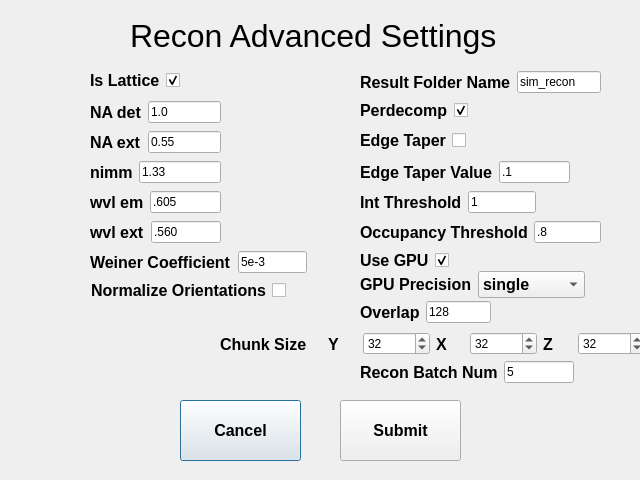
Old version of the form simreconreconadvanced.ui in the repository abcucberkeley/PetaKit5D-GUI.
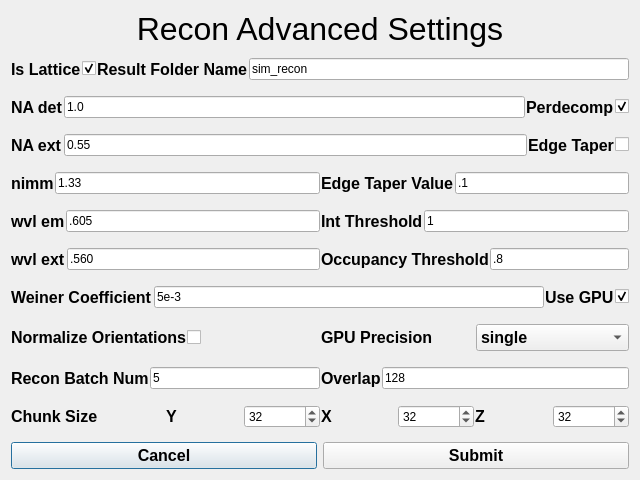
New version of the form.

Commit message: Sim Recon Recon Advanced Settings is now dynamic

Patch:
```diff
--- a/simreconreconadvanced.ui
+++ b/simreconreconadvanced.ui
@@ -13,55 +13,11 @@
   <property name="windowTitle">
    <string>Dialog</string>
   </property>
-  <widget class="QPushButton" name="cancelButton">
-   <property name="geometry">
-    <rect>
-     <x>180</x>
-     <y>400</y>
-     <width>121</width>
-     <height>61</height>
-    </rect>
-   </property>
-   <property name="font">
-    <font>
-     <pointsize>12</pointsize>
-     <weight>75</weight>
-     <bold>true</bold>
-    </font>
-   </property>
-   <property name="text">
-    <string>Cancel</string>
-   </property>
-  </widget>
-  <widget class="QPushButton" name="submitButton">
-   <property name="geometry">
-    <rect>
-     <x>340</x>
-     <y>400</y>
-     <width>121</width>
-     <height>61</height>
-    </rect>
-   </property>
-   <property name="font">
-    <font>
-     <pointsize>12</pointsize>
-     <weight>75</weight>
-     <bold>true</bold>
-    </font>
-   </property>
-   <property name="text">
-    <string>Submit</string>
-   </property>
-  </widget>
+  <layout class="QGridLayout" name="gridLayout" rowstretch="0,10,0">
+   <item row="0" column="0">
+    <layout class="QVBoxLayout" name="verticalLayout_2">
+     <item>
   <widget class="QLabel" name="jobAdvancedSettingsLabel">
-   <property name="geometry">
-    <rect>
-     <x>130</x>
-     <y>0</y>
-     <width>411</width>
-     <height>71</height>
-    </rect>
-   </property>
    <property name="font">
     <font>
      <pointsize>24</pointsize>
@@ -70,16 +26,21 @@
    <property name="text">
     <string>Recon Advanced Settings</string>
    </property>
-  </widget>
-  <widget class="QWidget" name="layoutWidget_3">
-   <property name="geometry">
-    <rect>
-     <x>90</x>
-     <y>70</y>
-     <width>112</width>
-     <height>21</height>
-    </rect>
-   </property>
+       <property name="alignment">
+        <set>Qt::AlignHCenter|Qt::AlignTop</set>
+       </property>
+      </widget>
+     </item>
+    </layout>
+   </item>
+   <item row="1" column="0">
+    <layout class="QVBoxLayout" name="verticalLayout">
+     <property name="spacing">
+      <number>1</number>
+     </property>
+     <item>
+      <layout class="QHBoxLayout" name="horizontalLayout_6">
+       <item>
    <layout class="QHBoxLayout" name="horizontalLayout">
     <item>
      <widget class="QLabel" name="isLatticeLabel">
@@ -109,16 +70,53 @@
      </widget>
     </item>
    </layout>
-  </widget>
-  <widget class="QWidget" name="layoutWidget">
-   <property name="geometry">
-    <rect>
-     <x>90</x>
-     <y>100</y>
-     <width>131</width>
-     <height>25</height>
-    </rect>
-   </property>
+       </item>
+       <item>
+        <layout class="QHBoxLayout" name="horizontalLayout_40">
+         <item>
+          <widget class="QLabel" name="resultsDirNameLabel">
+           <property name="font">
+            <font>
+             <pointsize>12</pointsize>
+             <weight>75</weight>
+             <bold>true</bold>
+            </font>
+           </property>
+           <property name="text">
+            <string>Result Folder Name</string>
+           </property>
+          </widget>
+         </item>
+         <item>
+          <widget class="QLineEdit" name="resultsDirNameLineEdit">
+           <property name="text">
+            <string>sim_recon</string>
+           </property>
+          </widget>
+         </item>
+        </layout>
+       </item>
+      </layout>
+     </item>
+     <item>
+      <spacer name="verticalSpacer_9">
+       <property name="orientation">
+        <enum>Qt::Vertical</enum>
+       </property>
+       <property name="sizeType">
+        <enum>QSizePolicy::Preferred</enum>
+       </property>
+       <property name="sizeHint" stdset="0">
+        <size>
+         <width>20</width>
+         <height>10</height>
+        </size>
+       </property>
+      </spacer>
+     </item>
+     <item>
+      <layout class="QHBoxLayout" name="horizontalLayout_7">
+       <item>
    <layout class="QHBoxLayout" name="horizontalLayout_34">
     <item>
      <widget class="QLabel" name="naDetLabel">
@@ -142,16 +140,59 @@
      </widget>
     </item>
    </layout>
-  </widget>
-  <widget class="QWidget" name="layoutWidget_2">
-   <property name="geometry">
-    <rect>
-     <x>90</x>
-     <y>130</y>
-     <width>131</width>
-     <height>25</height>
-    </rect>
-   </property>
+       </item>
+       <item>
+        <layout class="QHBoxLayout" name="horizontalLayout_3">
+         <item>
+          <widget class="QLabel" name="perdecompLabel">
+           <property name="font">
+            <font>
+             <pointsize>12</pointsize>
+             <weight>75</weight>
+             <bold>true</bold>
+            </font>
+           </property>
+           <property name="text">
+            <string>Perdecomp</string>
+           </property>
+          </widget>
+         </item>
+         <item>
+          <widget class="QCheckBox" name="perdecompCheckBox">
+           <property name="autoFillBackground">
+            <bool>false</bool>
+           </property>
+           <property name="text">
+            <string/>
+           </property>
+           <property name="checked">
+            <bool>true</bool>
+           </property>
+          </widget>
+         </item>
+        </layout>
+       </item>
+      </layout>
+     </item>
+     <item>
+      <spacer name="verticalSpacer_8">
+       <property name="orientation">
+        <enum>Qt::Vertical</enum>
+       </property>
+       <property name="sizeType">
+        <enum>QSizePolicy::Preferred</enum>
+       </property>
+       <property name="sizeHint" stdset="0">
+        <size>
+         <width>20</width>
+         <height>10</height>
+        </size>
+       </property>
+      </spacer>
+     </item>
+     <item>
+      <layout class="QHBoxLayout" name="horizontalLayout_8">
+       <item>
    <layout class="QHBoxLayout" name="horizontalLayout_35">
     <item>
      <widget class="QLabel" name="naExtLabel">
@@ -175,16 +216,62 @@
      </widget>
     </item>
    </layout>
-  </widget>
-  <widget class="QWidget" name="layoutWidget_4">
-   <property name="geometry">
-    <rect>
-     <x>90</x>
-     <y>160</y>
-     <width>131</width>
-     <height>25</height>
-    </rect>
-   </property>
+       </item>
+       <item>
+        <layout class="QHBoxLayout" name="horizontalLayout_4">
+         <item>
+          <widget class="QLabel" name="edgeTaperLabel">
+           <property name="font">
+            <font>
+             <pointsize>12</pointsize>
+             <weight>75</weight>
+             <bold>true</bold>
+            </font>
+           </property>
+           <property name="text">
+            <string>Edge Taper</string>
+           </property>
+          </widget>
+         </item>
+         <item>
+          <widget class="QCheckBox" name="edgeTaperCheckBox">
+           <property name="enabled">
+            <bool>true</bool>
+           </property>
+           <property name="autoFillBackground">
+            <bool>false</bool>
+           </property>
+           <property name="text">
+            <string/>
+           </property>
+           <property name="checked">
+            <bool>false</bool>
+           </property>
+          </widget>
+         </item>
+        </layout>
+       </item>
+      </layout>
+     </item>
+     <item>
+      <spacer name="verticalSpacer_7">
+       <property name="orientation">
+        <enum>Qt::Vertical</enum>
+       </property>
+       <property name="sizeType">
+        <enum>QSizePolicy::Preferred</enum>
+       </property>
+       <property name="sizeHint" stdset="0">
+        <size>
+         <width>20</width>
+         <height>10</height>
+        </size>
+       </property>
+      </spacer>
+     </item>
+     <item>
+      <layout class="QHBoxLayout" name="horizontalLayout_9">
+       <item>
    <layout class="QHBoxLayout" name="horizontalLayout_36">
     <item>
      <widget class="QLabel" name="nimmLabel">
@@ -208,268 +295,8 @@
      </widget>
     </item>
    </layout>
-  </widget>
-  <widget class="QWidget" name="layoutWidget_5">
-   <property name="geometry">
-    <rect>
-     <x>90</x>
-     <y>190</y>
-     <width>131</width>
-     <height>25</height>
-    </rect>
-   </property>
-   <layout class="QHBoxLayout" name="horizontalLayout_37">
-    <item>
-     <widget class="QLabel" name="wvlEmLabel">
-      <property name="font">
-       <font>
-        <pointsize>12</pointsize>
-        <weight>75</weight>
-        <bold>true</bold>
-       </font>
-      </property>
-      <property name="text">
-       <string>wvl em</string>
-      </property>
-     </widget>
     </item>
     <item>
-     <widget class="QLineEdit" name="wvlEmLineEdit">
-      <property name="text">
-       <string>.605</string>
-      </property>
-     </widget>
-    </item>
-   </layout>
-  </widget>
-  <widget class="QWidget" name="layoutWidget_6">
-   <property name="geometry">
-    <rect>
-     <x>90</x>
-     <y>220</y>
-     <width>131</width>
-     <height>25</height>
-    </rect>
-   </property>
-   <layout class="QHBoxLayout" name="horizontalLayout_38">
-    <item>
-     <widget class="QLabel" name="wvlExtLabel">
-      <property name="font">
-       <font>
-        <pointsize>12</pointsize>
-        <weight>75</weight>
-        <bold>true</bold>
-       </font>
-      </property>
-      <property name="text">
-       <string>wvl ext</string>
-      </property>
-     </widget>
-    </item>
-    <item>
-     <widget class="QLineEdit" name="wvlExtLineEdit">
-      <property name="text">
-       <string>.560</string>
-      </property>
-     </widget>
-    </item>
-   </layout>
-  </widget>
-  <widget class="QWidget" name="layoutWidget_7">
-   <property name="geometry">
-    <rect>
-     <x>90</x>
-     <y>250</y>
-     <width>217</width>
-     <height>25</height>
-    </rect>
-   </property>
-   <layout class="QHBoxLayout" name="horizontalLayout_39">
-    <item>
-     <widget class="QLabel" name="wLabel">
-      <property name="font">
-       <font>
-        <pointsize>12</pointsize>
-        <weight>75</weight>
-        <bold>true</bold>
-       </font>
-      </property>
-      <property name="text">
-       <string>Weiner Coefficient</string>
-      </property>
-     </widget>
-    </item>
-    <item>
-     <widget class="QLineEdit" name="wLineEdit">
-      <property name="text">
-       <string>5e-3</string>
-      </property>
-     </widget>
-    </item>
-   </layout>
-  </widget>
-  <widget class="QWidget" name="layoutWidget_8">
-   <property name="geometry">
-    <rect>
-     <x>360</x>
-     <y>70</y>
-     <width>241</width>
-     <height>25</height>
-    </rect>
-   </property>
-   <layout class="QHBoxLayout" name="horizontalLayout_40">
-    <item>
-     <widget class="QLabel" name="resultsDirNameLabel">
-      <property name="font">
-       <font>
-        <pointsize>12</pointsize>
-        <weight>75</weight>
-        <bold>true</bold>
-       </font>
-      </property>
-      <property name="text">
-       <string>Result Folder Name</string>
-      </property>
-     </widget>
-    </item>
-    <item>
-     <widget class="QLineEdit" name="resultsDirNameLineEdit">
-      <property name="text">
-       <string>sim_recon</string>
-      </property>
-     </widget>
-    </item>
-   </layout>
-  </widget>
-  <widget class="QWidget" name="layoutWidget_9">
-   <property name="geometry">
-    <rect>
-     <x>91</x>
-     <y>280</y>
-     <width>241</width>
-     <height>21</height>
-    </rect>
-   </property>
-   <layout class="QHBoxLayout" name="horizontalLayout_2">
-    <item>
-     <widget class="QLabel" name="normalizeOrientationsLabel">
-      <property name="font">
-       <font>
-        <pointsize>12</pointsize>
-        <weight>75</weight>
-        <bold>true</bold>
-       </font>
-      </property>
-      <property name="text">
-       <string>Normalize Orientations</string>
-      </property>
-     </widget>
-    </item>
-    <item>
-     <widget class="QCheckBox" name="normalizeOrientationsCheckBox">
-      <property name="autoFillBackground">
-       <bool>false</bool>
-      </property>
-      <property name="text">
-       <string/>
-      </property>
-      <property name="checked">
-       <bool>false</bool>
-      </property>
-     </widget>
-    </item>
-   </layout>
-  </widget>
-  <widget class="QWidget" name="layoutWidget_10">
-   <property name="geometry">
-    <rect>
-     <x>360</x>
-     <y>100</y>
-     <width>124</width>
-     <height>21</height>
-    </rect>
-   </property>
-   <layout class="QHBoxLayout" name="horizontalLayout_3">
-    <item>
-     <widget class="QLabel" name="perdecompLabel">
-      <property name="font">
-       <font>
-        <pointsize>12</pointsize>
-        <weight>75</weight>
-        <bold>true</bold>
-       </font>
-      </property>
-      <property name="text">
-       <string>Perdecomp</string>
-      </property>
-     </widget>
-    </item>
-    <item>
-     <widget class="QCheckBox" name="perdecompCheckBox">
-      <property name="autoFillBackground">
-       <bool>false</bool>
-      </property>
-      <property name="text">
-       <string/>
-      </property>
-      <property name="checked">
-       <bool>true</bool>
-      </property>
-     </widget>
-    </item>
-   </layout>
-  </widget>
-  <widget class="QWidget" name="layoutWidget_11">
-   <property name="geometry">
-    <rect>
-     <x>360</x>
-     <y>130</y>
-     <width>123</width>
-     <height>21</height>
-    </rect>
-   </property>
-   <layout class="QHBoxLayout" name="horizontalLayout_4">
-    <item>
-     <widget class="QLabel" name="edgeTaperLabel">
-      <property name="font">
-       <font>
-        <pointsize>12</pointsize>
-        <weight>75</weight>
-        <bold>true</bold>
-       </font>
-      </property>
-      <property name="text">
-       <string>Edge Taper</string>
-      </property>
-     </widget>
-    </item>
-    <item>
-     <widget class="QCheckBox" name="edgeTaperCheckBox">
-      <property name="enabled">
-       <bool>true</bool>
-      </property>
-      <property name="autoFillBackground">
-       <bool>false</bool>
-      </property>
-      <property name="text">
-       <string/>
-      </property>
-      <property name="checked">
-       <bool>false</bool>
-      </property>
-     </widget>
-    </item>
-   </layout>
-  </widget>
-  <widget class="QWidget" name="layoutWidget_12">
-   <property name="geometry">
-    <rect>
-     <x>360</x>
-     <y>160</y>
-     <width>210</width>
-     <height>25</height>
-    </rect>
-   </property>
    <layout class="QHBoxLayout" name="horizontalLayout_41">
     <item>
      <widget class="QLabel" name="edgeTaperValLabel">
@@ -493,16 +320,53 @@
      </widget>
     </item>
    </layout>
-  </widget>
-  <widget class="QWidget" name="layoutWidget_13">
-   <property name="geometry">
-    <rect>
-     <x>360</x>
-     <y>190</y>
-     <width>176</width>
-     <height>25</height>
-    </rect>
-   </property>
+       </item>
+      </layout>
+     </item>
+     <item>
+      <spacer name="verticalSpacer_6">
+       <property name="orientation">
+        <enum>Qt::Vertical</enum>
+       </property>
+       <property name="sizeType">
+        <enum>QSizePolicy::Preferred</enum>
+       </property>
+       <property name="sizeHint" stdset="0">
+        <size>
+         <width>20</width>
+         <height>10</height>
+        </size>
+       </property>
+      </spacer>
+     </item>
+     <item>
+      <layout class="QHBoxLayout" name="horizontalLayout_10">
+       <item>
+        <layout class="QHBoxLayout" name="horizontalLayout_37">
+         <item>
+          <widget class="QLabel" name="wvlEmLabel">
+           <property name="font">
+            <font>
+             <pointsize>12</pointsize>
+             <weight>75</weight>
+             <bold>true</bold>
+            </font>
+           </property>
+           <property name="text">
+            <string>wvl em</string>
+           </property>
+          </widget>
+         </item>
+         <item>
+          <widget class="QLineEdit" name="wvlEmLineEdit">
+           <property name="text">
+            <string>.605</string>
+           </property>
+          </widget>
+         </item>
+        </layout>
+       </item>
+       <item>
    <layout class="QHBoxLayout" name="horizontalLayout_42">
     <item>
      <widget class="QLabel" name="intThreshLabel">
@@ -526,16 +390,53 @@
      </widget>
     </item>
    </layout>
-  </widget>
-  <widget class="QWidget" name="layoutWidget_14">
-   <property name="geometry">
-    <rect>
-     <x>360</x>
-     <y>220</y>
-     <width>241</width>
-     <height>25</height>
-    </rect>
-   </property>
+       </item>
+      </layout>
+     </item>
+     <item>
+      <spacer name="verticalSpacer_5">
+       <property name="orientation">
+        <enum>Qt::Vertical</enum>
+       </property>
+       <property name="sizeType">
+        <enum>QSizePolicy::Preferred</enum>
+       </property>
+       <property name="sizeHint" stdset="0">
+        <size>
+         <width>20</width>
+         <height>10</height>
+        </size>
+       </property>
+      </spacer>
+     </item>
+     <item>
+      <layout class="QHBoxLayout" name="horizontalLayout_11">
+       <item>
+        <layout class="QHBoxLayout" name="horizontalLayout_38">
+         <item>
+          <widget class="QLabel" name="wvlExtLabel">
+           <property name="font">
+            <font>
+             <pointsize>12</pointsize>
+             <weight>75</weight>
+             <bold>true</bold>
+            </font>
+           </property>
+           <property name="text">
+            <string>wvl ext</string>
+           </property>
+          </widget>
+         </item>
+         <item>
+          <widget class="QLineEdit" name="wvlExtLineEdit">
+           <property name="text">
+            <string>.560</string>
+           </property>
+          </widget>
+         </item>
+        </layout>
+       </item>
+       <item>
    <layout class="QHBoxLayout" name="horizontalLayout_43">
     <item>
      <widget class="QLabel" name="occThreshLabel">
@@ -559,16 +460,53 @@
      </widget>
     </item>
    </layout>
-  </widget>
-  <widget class="QWidget" name="layoutWidget_15">
-   <property name="geometry">
-    <rect>
-     <x>360</x>
-     <y>250</y>
-     <width>114</width>
-     <height>21</height>
-    </rect>
-   </property>
+       </item>
+      </layout>
+     </item>
+     <item>
+      <spacer name="verticalSpacer_4">
+       <property name="orientation">
+        <enum>Qt::Vertical</enum>
+       </property>
+       <property name="sizeType">
+        <enum>QSizePolicy::Preferred</enum>
+       </property>
+       <property name="sizeHint" stdset="0">
+        <size>
+         <width>20</width>
+         <height>10</height>
+        </size>
+       </property>
+      </spacer>
+     </item>
+     <item>
+      <layout class="QHBoxLayout" name="horizontalLayout_15">
+       <item>
+        <layout class="QHBoxLayout" name="horizontalLayout_39">
+         <item>
+          <widget class="QLabel" name="wLabel">
+           <property name="font">
+            <font>
+             <pointsize>12</pointsize>
+             <weight>75</weight>
+             <bold>true</bold>
+            </font>
+           </property>
+           <property name="text">
+            <string>Weiner Coefficient</string>
+           </property>
+          </widget>
+         </item>
+         <item>
+          <widget class="QLineEdit" name="wLineEdit">
+           <property name="text">
+            <string>5e-3</string>
+           </property>
+          </widget>
+         </item>
+        </layout>
+       </item>
+       <item>
    <layout class="QHBoxLayout" name="horizontalLayout_5">
     <item>
      <widget class="QLabel" name="useGPULabel">
@@ -601,16 +539,59 @@
      </widget>
     </item>
    </layout>
-  </widget>
-  <widget class="QWidget" name="layoutWidget_16">
-   <property name="geometry">
-    <rect>
-     <x>360</x>
-     <y>270</y>
-     <width>225</width>
-     <height>29</height>
-    </rect>
-   </property>
+       </item>
+      </layout>
+     </item>
+     <item>
+      <spacer name="verticalSpacer_3">
+       <property name="orientation">
+        <enum>Qt::Vertical</enum>
+       </property>
+       <property name="sizeType">
+        <enum>QSizePolicy::Preferred</enum>
+       </property>
+       <property name="sizeHint" stdset="0">
+        <size>
+         <width>20</width>
+         <height>10</height>
+        </size>
+       </property>
+      </spacer>
+     </item>
+     <item>
+      <layout class="QHBoxLayout" name="horizontalLayout_17">
+       <item>
+        <layout class="QHBoxLayout" name="horizontalLayout_2">
+         <item>
+          <widget class="QLabel" name="normalizeOrientationsLabel">
+           <property name="font">
+            <font>
+             <pointsize>12</pointsize>
+             <weight>75</weight>
+             <bold>true</bold>
+            </font>
+           </property>
+           <property name="text">
+            <string>Normalize Orientations</string>
+           </property>
+          </widget>
+         </item>
+         <item>
+          <widget class="QCheckBox" name="normalizeOrientationsCheckBox">
+           <property name="autoFillBackground">
+            <bool>false</bool>
+           </property>
+           <property name="text">
+            <string/>
+           </property>
+           <property name="checked">
+            <bool>false</bool>
+           </property>
+          </widget>
+         </item>
+        </layout>
+       </item>
+       <item>
    <layout class="QHBoxLayout" name="horizontalLayout_22">
     <item>
      <widget class="QLabel" name="gpuPrecisionLabel">
@@ -654,16 +635,53 @@
      </widget>
     </item>
    </layout>
-  </widget>
-  <widget class="QWidget" name="layoutWidget_17">
-   <property name="geometry">
-    <rect>
-     <x>360</x>
-     <y>300</y>
-     <width>131</width>
-     <height>25</height>
-    </rect>
-   </property>
+       </item>
+      </layout>
+     </item>
+     <item>
+      <spacer name="verticalSpacer_2">
+       <property name="orientation">
+        <enum>Qt::Vertical</enum>
+       </property>
+       <property name="sizeType">
+        <enum>QSizePolicy::Preferred</enum>
+       </property>
+       <property name="sizeHint" stdset="0">
+        <size>
+         <width>20</width>
+         <height>10</height>
+        </size>
+       </property>
+      </spacer>
+     </item>
+     <item>
+      <layout class="QHBoxLayout" name="horizontalLayout_18">
+       <item>
+        <layout class="QHBoxLayout" name="horizontalLayout_46">
+         <item>
+          <widget class="QLabel" name="reconBatchNumLabel">
+           <property name="font">
+            <font>
+             <pointsize>12</pointsize>
+             <weight>75</weight>
+             <bold>true</bold>
+            </font>
+           </property>
+           <property name="text">
+            <string>Recon Batch Num</string>
+           </property>
+          </widget>
+         </item>
+         <item>
+          <widget class="QLineEdit" name="reconBatchNumLineEdit">
+           <property name="text">
+            <string>5</string>
+           </property>
+          </widget>
+         </item>
+        </layout>
+       </item>
+       <item>
    <layout class="QHBoxLayout" name="horizontalLayout_44">
     <item>
      <widget class="QLabel" name="overlapLabel">
@@ -687,16 +705,28 @@
      </widget>
     </item>
    </layout>
-  </widget>
-  <widget class="QWidget" name="layoutWidget_21">
-   <property name="geometry">
-    <rect>
-     <x>220</x>
-     <y>330</y>
-     <width>425</width>
-     <height>28</height>
-    </rect>
-   </property>
+       </item>
+      </layout>
+     </item>
+     <item>
+      <spacer name="verticalSpacer">
+       <property name="orientation">
+        <enum>Qt::Vertical</enum>
+       </property>
+       <property name="sizeType">
+        <enum>QSizePolicy::Preferred</enum>
+       </property>
+       <property name="sizeHint" stdset="0">
+        <size>
+         <width>20</width>
+         <height>10</height>
+        </size>
+       </property>
+      </spacer>
+     </item>
+     <item>
+      <layout class="QHBoxLayout" name="horizontalLayout_19">
+       <item>
    <layout class="QHBoxLayout" name="horizontalLayout_45">
     <item>
      <widget class="QLabel" name="chunkSizeLabel">
@@ -815,19 +845,15 @@
      </layout>
     </item>
    </layout>
-  </widget>
-  <widget class="QWidget" name="layoutWidget_22">
-   <property name="geometry">
-    <rect>
-     <x>360</x>
-     <y>360</y>
-     <width>214</width>
-     <height>25</height>
-    </rect>
-   </property>
-   <layout class="QHBoxLayout" name="horizontalLayout_46">
+       </item>
+      </layout>
+     </item>
+    </layout>
+   </item>
+   <item row="2" column="0">
+    <layout class="QHBoxLayout" name="horizontalLayout_20">
     <item>
-     <widget class="QLabel" name="reconBatchNumLabel">
+      <widget class="QPushButton" name="cancelButton">
       <property name="font">
        <font>
         <pointsize>12</pointsize>
@@ -836,19 +862,27 @@
        </font>
       </property>
       <property name="text">
-       <string>Recon Batch Num</string>
+        <string>Cancel</string>
       </property>
      </widget>
     </item>
     <item>
-     <widget class="QLineEdit" name="reconBatchNumLineEdit">
+      <widget class="QPushButton" name="submitButton">
+       <property name="font">
+        <font>
+         <pointsize>12</pointsize>
+         <weight>75</weight>
+         <bold>true</bold>
+        </font>
+       </property>
       <property name="text">
-       <string>5</string>
+        <string>Submit</string>
       </property>
      </widget>
     </item>
    </layout>
-  </widget>
+   </item>
+  </layout>
  </widget>
  <resources/>
  <connections/>
```
Lines whose indentation alone changed are shown as unchanged.
